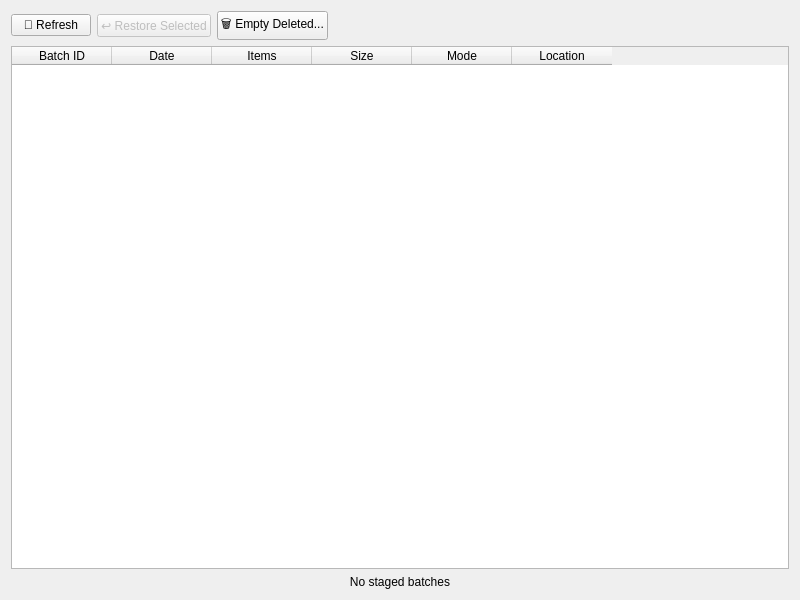
This is src/duperscooper_gui/ui/staging_widget.ui in ohtostado/duperscooper as Qt 5 draws it before an edit. The edited form follows.
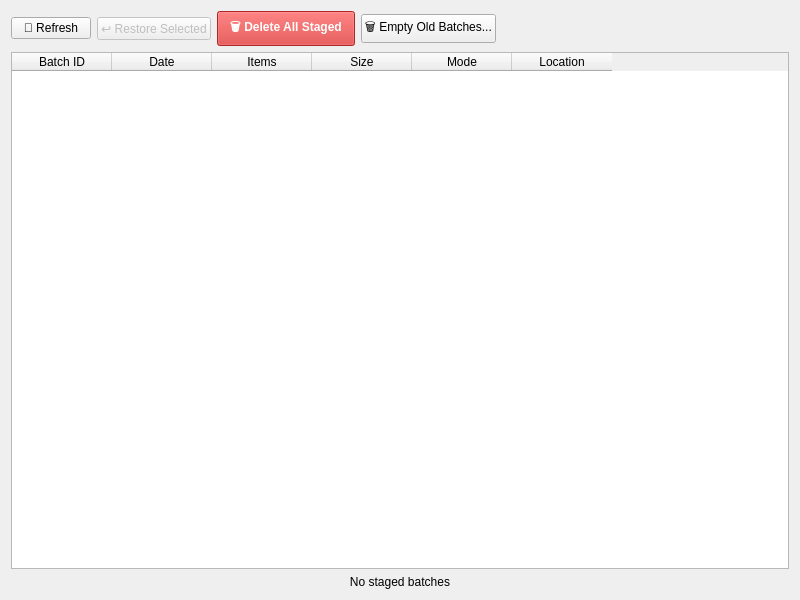
This is the edited form.

What changed in the file:
```diff
--- a/src/duperscooper_gui/ui/staging_widget.ui
+++ b/src/duperscooper_gui/ui/staging_widget.ui
@@ -39,10 +39,26 @@
        </property>
       </widget>
      </item>
+     <item>
+      <widget class="QPushButton" name="deleteAllButton">
+       <property name="text">
+        <string>🗑️ Delete All Staged</string>
+       </property>
+       <property name="enabled">
+        <bool>false</bool>
+       </property>
+       <property name="toolTip">
+        <string>Permanently delete all staged batches</string>
+       </property>
+       <property name="styleSheet">
+        <string notr="true">background-color: #d32f2f; color: white; font-weight: bold; padding: 6px 12px;</string>
+       </property>
+      </widget>
+     </item>
      <item>
       <widget class="QPushButton" name="emptyButton">
        <property name="text">
-        <string>🗑️ Empty Deleted...</string>
+        <string>🗑️ Empty Old Batches...</string>
        </property>
        <property name="toolTip">
         <string>Permanently delete old batches</string>
```
Left out of the diff: 2 changed lines with no effect on the pictures.
